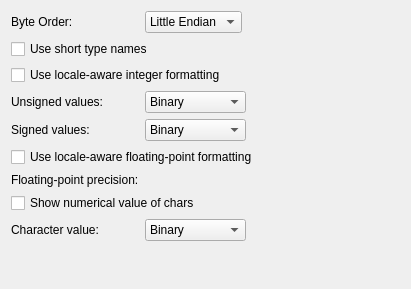
KDE/okteta, file kasten/controllers/view/structures/settings/structviewdisplaysettingswidget.ui: the form before one commit.
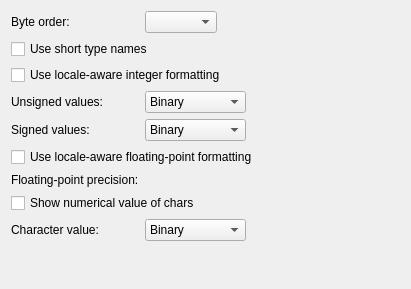
The form after the commit. Custom widgets are drawn as their Qt base class.

Commit message:
structures: Actually make KConfigXT use the QSysInfo::Endian enum
I just saw that you can use external enums by specifying a string
containing :: in the name attribute of <choices>
Also set the combo box values from the settings, not from the .ui file

What changed in the file:
```diff
--- a/kasten/controllers/view/structures/settings/structviewdisplaysettingswidget.ui
+++ b/kasten/controllers/view/structures/settings/structviewdisplaysettingswidget.ui
@@ -33,7 +33,7 @@
      <item row="0" column="0">
       <widget class="QLabel" name="byteOrderLabel">
        <property name="text">
-        <string>Byte Order:</string>
+        <string>Byte order:</string>
        </property>
        <property name="buddy">
         <cstring>kcfg_ByteOrder</cstring>
@@ -45,16 +45,6 @@
        <property name="sizeAdjustPolicy">
         <enum>QComboBox::AdjustToContents</enum>
        </property>
-       <item>
-        <property name="text">
-         <string>Little Endian</string>
-        </property>
-       </item>
-       <item>
-        <property name="text">
-         <string>Big Endian</string>
-        </property>
-       </item>
       </widget>
      </item>
      <item row="3" column="0">
```
The commit also changes 6 other files.
